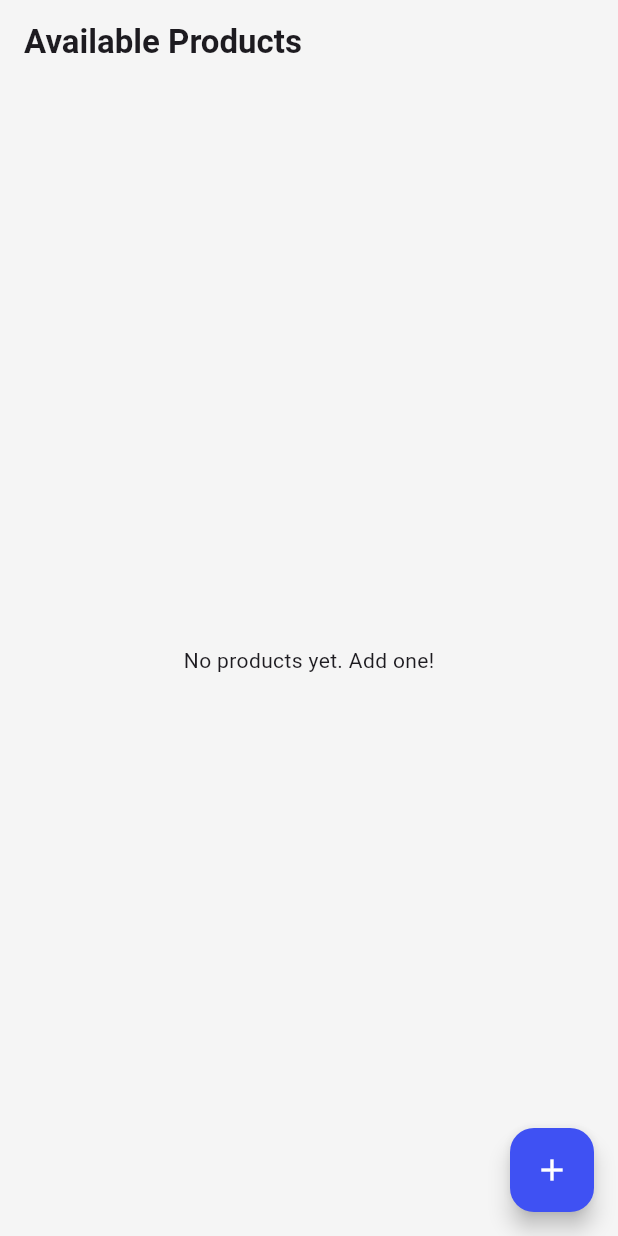
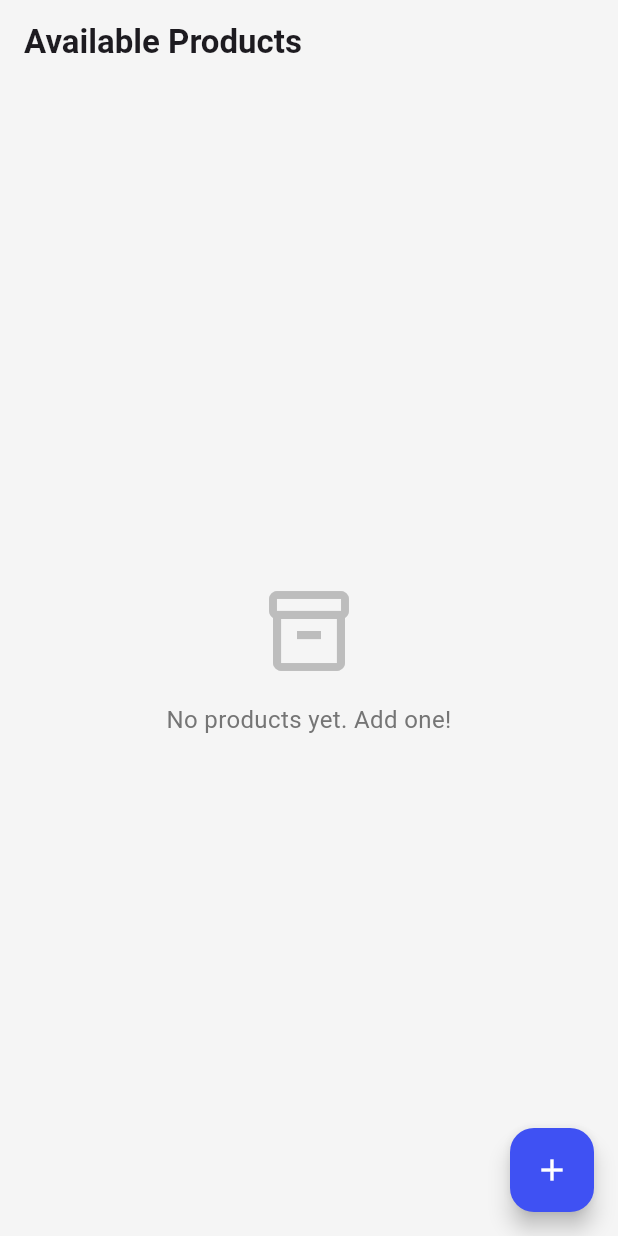
Before and after one commit to Geliladawit/2025-project-phase-mobile-tasks, a Flutter app: the AddEditProductScreen screen opened by its route, after a tap on "ADD PRODUCT", after a tap on the "arrow back ios new" icon, on a phone screen of 412 x 824 dp. Run offline on Flutter 3.47's test engine with Material 3 defaults, Android fonts, the phone set to English and light mode, and no system bars; our stand-ins replace dartz, equatable, internet_connection_checker, shared_preferences; accounts and stored records are empty; network calls fail.

Commit message:
refactor code organization and reusability

```diff
--- /dev/null
+++ b/on-boarding/Task_16/e_commerce/lib/core/constants/app_constants.dart
@@ -0,0 +1,45 @@
+import 'package:flutter/material.dart';
+
+/// Application-wide constants
+class AppConstants {
+  AppConstants._(); // Private constructor to prevent instantiation
+
+  // API Configuration
+  static const String apiBaseUrl = 'https://g5-flutter-learning-path-be.onrender.com/api/v1/products';
+
+  // Cache Keys
+  static const String cachedProductsKey = 'CACHED_PRODUCTS';
+
+  // Default Values
+  static const String defaultImageUrl = 'assets/images/DLS.png';
+
+  // App Colors
+  static const Color primaryColor = Color(0xFF3F51F3);
+  static const Color errorColor = Colors.red;
+  static const Color scaffoldBackgroundColor = Color(0xFFF5F5F5);
+  static const Color cardBackgroundColor = Colors.white;
+  static const Color imagePlaceholderColor = Color(0xFFF0EFEF);
+
+  // Spacing
+  static const double defaultPadding = 20.0;
+  static const double defaultSpacing = 15.0;
+  static const double cardSpacing = 20.0;
+
+  // Durations
+  static const Duration snackBarDuration = Duration(seconds: 3);
+
+  // Routes
+  static const String homeRoute = '/';
+  static const String detailsRoute = '/details';
+  static const String addEditRoute = '/add_edit';
+
+  // Messages
+  static const String noProductsMessage = 'No products yet. Add one!';
+  static const String loadingProductsError = 'Failed to load products. Showing cached data if available.';
+  static const String createProductError = 'Failed to create product. Please check your internet connection.';
+  static const String updateProductError = 'Failed to update product. Please check your internet connection.';
+  static const String deleteProductError = 'Failed to delete product. Please check your internet connection.';
+
+  // Validation Messages
+  static String getRequiredFieldMessage(String fieldName) => 'Please enter $fieldName';
+}
--- /dev/null
+++ b/on-boarding/Task_16/e_commerce/lib/core/utils/error_handler.dart
@@ -0,0 +1,60 @@
+import 'package:flutter/material.dart';
+import '../constants/app_constants.dart';
+
+/// Utility class for handling and displaying errors consistently across the app
+class ErrorHandler {
+  ErrorHandler._(); // Private constructor to prevent instantiation
+
+  /// Shows a standardized error snackbar
+  static void showErrorSnackBar(
+    BuildContext context, {
+    required String message,
+    Color? backgroundColor,
+    Duration? duration,
+  }) {
+    if (!context.mounted) return;
+
+    ScaffoldMessenger.of(context).showSnackBar(
+      SnackBar(
+        content: Text(message),
+        backgroundColor: backgroundColor ?? AppConstants.errorColor,
+        duration: duration ?? AppConstants.snackBarDuration,
+      ),
+    );
+  }
+
+  /// Shows a success snackbar
+  static void showSuccessSnackBar(
+    BuildContext context, {
+    required String message,
+    Duration? duration,
+  }) {
+    if (!context.mounted) return;
+
+    ScaffoldMessenger.of(context).showSnackBar(
+      SnackBar(
+        content: Text(message),
+        backgroundColor: Colors.green,
+        duration: duration ?? AppConstants.snackBarDuration,
+      ),
+    );
+  }
+
+  /// Handles errors from async operations with appropriate error messages
+  static void handleError(
+    BuildContext context,
+    dynamic error, {
+    String? customMessage,
+  }) {
+    String message;
+
+    if (customMessage != null) {
+      message = customMessage;
+    } else {
+      // Default error message based on error type
+      message = 'An error occurred. Please try again.';
+    }
+
+    showErrorSnackBar(context, message: message);
+  }
+}
--- /dev/null
+++ b/on-boarding/Task_16/e_commerce/lib/core/utils/route_helper.dart
@@ -0,0 +1,38 @@
+import 'package:flutter/material.dart';
+
+/// Utility class for creating consistent page routes with animations
+class RouteHelper {
+  RouteHelper._(); // Private constructor to prevent instantiation
+
+  /// Creates a slide transition route from right to left
+  static Route createSlideRoute(Widget page) {
+    return PageRouteBuilder(
+      pageBuilder: (context, animation, secondaryAnimation) => page,
+      transitionsBuilder: (context, animation, secondaryAnimation, child) {
+        const begin = Offset(1.0, 0.0);
+        const end = Offset.zero;
+        const curve = Curves.easeInOut;
+        final tween = Tween(begin: begin, end: end).chain(
+          CurveTween(curve: curve),
+        );
+        return SlideTransition(
+          position: animation.drive(tween),
+          child: child,
+        );
+      },
+    );
+  }
+
+  /// Creates a fade transition route
+  static Route createFadeRoute(Widget page) {
+    return PageRouteBuilder(
+      pageBuilder: (context, animation, secondaryAnimation) => page,
+      transitionsBuilder: (context, animation, secondaryAnimation, child) {
+        return FadeTransition(
+          opacity: animation,
+          child: child,
+        );
+      },
+    );
+  }
+}
--- /dev/null
+++ b/on-boarding/Task_16/e_commerce/lib/core/widgets/custom_button.dart
@@ -0,0 +1,58 @@
+import 'package:flutter/material.dart';
+import '../constants/app_constants.dart';
+
+/// Reusable custom button widget
+class CustomButton extends StatelessWidget {
+  final String text;
+  final VoidCallback? onPressed;
+  final bool isOutlined;
+  final Color? backgroundColor;
+  final Color? textColor;
+  final Color? borderColor;
+
+  const CustomButton({
+    super.key,
+    required this.text,
+    required this.onPressed,
+    this.isOutlined = false,
+    this.backgroundColor,
+    this.textColor,
+    this.borderColor,
+  });
+
+  @override
+  Widget build(BuildContext context) {
+    if (isOutlined) {
+      return OutlinedButton(
+        style: OutlinedButton.styleFrom(
+          padding: const EdgeInsets.symmetric(vertical: 16),
+          side: BorderSide(
+            color: borderColor ?? AppConstants.errorColor,
+          ),
+        ),
+        onPressed: onPressed,
+        child: Text(
+          text,
+          style: TextStyle(
+            color: textColor ?? borderColor ?? AppConstants.errorColor,
+          ),
+        ),
+      );
+    }
+
+    return ElevatedButton(
+      style: ElevatedButton.styleFrom(
+        backgroundColor: backgroundColor ?? AppConstants.primaryColor,
+        padding: const EdgeInsets.symmetric(vertical: 16),
+      ),
+      onPressed: onPressed,
+      child: Text(
+        text,
+        style: TextStyle(
+          color: textColor ?? Colors.white,
+          fontWeight: FontWeight.bold,
+        ),
+      ),
+    );
+  }
+}
--- /dev/null
+++ b/on-boarding/Task_16/e_commerce/lib/core/widgets/custom_text_field.dart
@@ -0,0 +1,44 @@
+import 'package:flutter/material.dart';
+import '../constants/app_constants.dart';
+
+/// Reusable custom text field widget
+class CustomTextField extends StatelessWidget {
+  final TextEditingController controller;
+  final String label;
+  final String hint;
+  final bool isNumber;
+  final int maxLines;
+  final String? Function(String?)? validator;
+
+  const CustomTextField({
+    super.key,
+    required this.controller,
+    required this.label,
+    required this.hint,
+    this.isNumber = false,
+    this.maxLines = 1,
+    this.validator,
+  });
+
+  @override
+  Widget build(BuildContext context) {
+    return TextFormField(
+      controller: controller,
+      keyboardType: isNumber ? TextInputType.number : TextInputType.text,
+      maxLines: maxLines,
+      decoration: InputDecoration(
+        labelText: label,
+        hintText: hint,
+        border: OutlineInputBorder(
+          borderRadius: BorderRadius.circular(12),
+        ),
+        filled: true,
+        fillColor: AppConstants.cardBackgroundColor,
+      ),
+      validator: validator ??
+          (value) => value == null || value.isEmpty
+              ? AppConstants.getRequiredFieldMessage(label)
+              : null,
+    );
+  }
+}
--- /dev/null
+++ b/on-boarding/Task_16/e_commerce/lib/core/widgets/empty_state_widget.dart
@@ -0,0 +1,46 @@
+import 'package:flutter/material.dart';
+
+/// Reusable empty state widget
+class EmptyStateWidget extends StatelessWidget {
+  final String message;
+  final IconData? icon;
+  final Widget? action;
+
+  const EmptyStateWidget({
+    super.key,
+    required this.message,
+    this.icon,
+    this.action,
+  });
+
+  @override
+  Widget build(BuildContext context) {
+    return Center(
+      child: Column(
+        mainAxisAlignment: MainAxisAlignment.center,
+        children: [
+          if (icon != null) ...[
+            Icon(
+              icon,
+              size: 64,
+              color: Colors.grey[400],
+            ),
+            const SizedBox(height: 16),
+          ],
+          Text(
+            message,
+            style: TextStyle(
+              color: Colors.grey[600],
+              fontSize: 16,
+            ),
+            textAlign: TextAlign.center,
+          ),
+          if (action != null) ...[
+            const SizedBox(height: 24),
+            action!,
+          ],
+        ],
+      ),
+    );
+  }
+}
--- a/on-boarding/Task_16/e_commerce/lib/features/product/data/datasources/product_remote_data_source.dart
+++ b/on-boarding/Task_16/e_commerce/lib/features/product/data/datasources/product_remote_data_source.dart
@@ -1,6 +1,7 @@
 import 'dart:convert';
 import 'package:http/http.dart' as http;
 
+import '../../../../core/constants/app_constants.dart';
 import '../../../../core/error/exception.dart';
 import '../models/product_model.dart';
 
@@ -17,7 +18,7 @@ class ProductRemoteDataSourceImpl implements ProductRemoteDataSource {
 
   ProductRemoteDataSourceImpl({required this.client});
 
-  static const String baseUrl = 'https://g5-flutter-learning-path-be.onrender.com/api/v1/products';
+  static const String baseUrl = AppConstants.apiBaseUrl;
 
   @override
   Future<List<ProductModel>> getAllProducts() async {
--- a/on-boarding/Task_16/e_commerce/lib/features/product/presentation/pages/add_edit_product_screen.dart
+++ b/on-boarding/Task_16/e_commerce/lib/features/product/presentation/pages/add_edit_product_screen.dart
@@ -1,5 +1,9 @@
 import 'package:flutter/material.dart';
+import '../../../../core/constants/app_constants.dart';
 import '../../../../core/injection.dart';
+import '../../../../core/utils/error_handler.dart';
+import '../../../../core/widgets/custom_button.dart';
+import '../../../../core/widgets/custom_text_field.dart';
 import '../../domain/entities/product.dart';
 
 class AddEditProductScreen extends StatefulWidget {
@@ -25,7 +29,9 @@ class _AddEditProductScreenState extends State<AddEditProductScreen> {
     _priceController = TextEditingController(text: widget.product?.price.toString() ?? '');
     _descController = TextEditingController(text: widget.product?.description ?? '');
     _categoryController = TextEditingController(text: widget.product?.category ?? '');
-    _imgController = TextEditingController(text: widget.product?.imageUrl ?? 'assets/images/DLS.png');
+    _imgController = TextEditingController(
+      text: widget.product?.imageUrl ?? AppConstants.defaultImageUrl,
+    );
   }
 
   @override
@@ -56,23 +62,16 @@ class _AddEditProductScreenState extends State<AddEditProductScreen> {
           await Injection.create.call(newProduct);
         }
 
-        if (mounted) {
-          Navigator.pop(context);
-        }
+        if (!mounted) return;
+        Navigator.pop(context);
       } catch (e) {
-        if (mounted) {
-          ScaffoldMessenger.of(context).showSnackBar(
-            SnackBar(
-              content: Text(
-                widget.product != null
-                  ? 'Failed to update product. Please check your internet connection.'
-                  : 'Failed to create product. Please check your internet connection.',
-              ),
-              backgroundColor: Colors.red,
-              duration: const Duration(seconds: 3),
-            ),
-          );
-        }
+        if (!mounted) return;
+        ErrorHandler.showErrorSnackBar(
+          context,
+          message: widget.product != null
+              ? AppConstants.updateProductError
+              : AppConstants.createProductError,
+        );
       }
     }
   }
@@ -89,25 +88,46 @@ class _AddEditProductScreenState extends State<AddEditProductScreen> {
         ),
       ),
       body: Padding(
-        padding: const EdgeInsets.all(20.0),
+        padding: const EdgeInsets.all(AppConstants.defaultPadding),
         child: Form(
           key: _formKey,
           child: ListView(
             children: [
-              _buildTextField(_nameController, "Name", "Enter product name"),
-              const SizedBox(height: 15),
-              _buildTextField(_categoryController, "Category", "e.g. Men's Shoe"),
-              const SizedBox(height: 15),
-              _buildTextField(_priceController, "Price", "0.00", isNumber: true),
-              const SizedBox(height: 15),
-              _buildTextField(_descController, "Description", "Enter details...", maxLines: 4),
-              const SizedBox(height: 15),
-              _buildTextField(_imgController, "Image URL", "Paste image link"),
+              CustomTextField(
+                controller: _nameController,
+                label: "Name",
+                hint: "Enter product name",
+              ),
+              const SizedBox(height: AppConstants.defaultSpacing),
+              CustomTextField(
+                controller: _categoryController,
+                label: "Category",
+                hint: "e.g. Men's Shoe",
+              ),
+              const SizedBox(height: AppConstants.defaultSpacing),
+              CustomTextField(
+                controller: _priceController,
+                label: "Price",
+                hint: "0.00",
+                isNumber: true,
+              ),
+              const SizedBox(height: AppConstants.defaultSpacing),
+              CustomTextField(
+                controller: _descController,
+                label: "Description",
+                hint: "Enter details...",
+                maxLines: 4,
+              ),
+              const SizedBox(height: AppConstants.defaultSpacing),
+              CustomTextField(
+                controller: _imgController,
+                label: "Image URL",
+                hint: "Paste image link",
+              ),
               const SizedBox(height: 30),
-              ElevatedButton(
+              CustomButton(
+                text: isEditing ? "UPDATE PRODUCT" : "ADD PRODUCT",
                 onPressed: _saveForm,
-                style: ElevatedButton.styleFrom(backgroundColor: const Color(0xFF3F51F3), padding: const EdgeInsets.symmetric(vertical: 16)),
-                child: Text(isEditing ? "UPDATE PRODUCT" : "ADD PRODUCT", style: const TextStyle(color: Colors.white, fontWeight: FontWeight.bold)),
               ),
             ],
           ),
@@ -115,15 +135,4 @@ class _AddEditProductScreenState extends State<AddEditProductScreen> {
       ),
     );
   }
-
-  Widget _buildTextField(TextEditingController controller, String label, String hint, {bool isNumber = false, int maxLines = 1}) {
-    return TextFormField(
-      controller: controller,
-      keyboardType: isNumber ? TextInputType.number : TextInputType.text,
-      maxLines: maxLines,
-      decoration: InputDecoration(
-        labelText: label, hintText: hint, border: OutlineInputBorder(borderRadius: BorderRadius.circular(12)), filled: true, fillColor: Colors.white),
-      validator: (value) => value == null || value.isEmpty ? 'Please enter $label' : null,
-    );
-  }
 }
--- a/on-boarding/Task_16/e_commerce/lib/main.dart
+++ b/on-boarding/Task_16/e_commerce/lib/main.dart
@@ -1,9 +1,12 @@
 import 'package:flutter/material.dart';
+import 'core/constants/app_constants.dart';
+import 'core/injection.dart';
+import 'core/utils/route_helper.dart';
 import 'features/product/domain/entities/product.dart';
 import 'features/product/presentation/pages/add_edit_product_screen.dart';
 import 'features/product/presentation/pages/home_screen.dart';
 import 'features/product/presentation/pages/product_detail_screen.dart';
-import 'package:e_commerce/core/injection.dart';
+
 void main() async {
   WidgetsFlutterBinding.ensureInitialized();
   await Injection.init();
@@ -19,38 +22,29 @@ class EcommerceApp extends StatelessWidget {
       debugShowCheckedModeBanner: false,
       title: 'Shoe Shop',
       theme: ThemeData(
-        scaffoldBackgroundColor: const Color(0xFFF5F5F5),
+        scaffoldBackgroundColor: AppConstants.scaffoldBackgroundColor,
         primarySwatch: Colors.blue,
         useMaterial3: true,
       ),
-      initialRoute: '/',
+      initialRoute: AppConstants.homeRoute,
       onGenerateRoute: (settings) {
         switch (settings.name) {
-          case '/':
+          case AppConstants.homeRoute:
             return MaterialPageRoute(builder: (_) => const HomeScreen());
-          case '/details':
+          case AppConstants.detailsRoute:
             final product = settings.arguments as Product;
-            return _createRoute(ProductDetailScreen(product: product));
-          case '/add_edit':
+            return RouteHelper.createSlideRoute(
+              ProductDetailScreen(product: product),
+            );
+          case AppConstants.addEditRoute:
             final product = settings.arguments as Product?;
-            return _createRoute(AddEditProductScreen(product: product));
+            return RouteHelper.createSlideRoute(
+              AddEditProductScreen(product: product),
+            );
           default:
             return null;
         }
       },
     );
   }
-
-  Route _createRoute(Widget page) {
-    return PageRouteBuilder(
-      pageBuilder: (context, animation, secondaryAnimation) => page,
-      transitionsBuilder: (context, animation, secondaryAnimation, child) {
-        const begin = Offset(1.0, 0.0);
-        const end = Offset.zero;
-        const curve = Curves.easeInOut;
-        var tween = Tween(begin: begin, end: end).chain(CurveTween(curve: curve));
-        return SlideTransition(position: animation.drive(tween), child: child);
-      },
-    );
-  }
 }
```
Also changed, not shown: on-boarding/Task_16/e_commerce/lib/core/constants/app_decor.dart (deleted, +0 -14 lines), on-boarding/Task_16/e_commerce/lib/core/utils/product_mapper.dart (added, +38 -0 lines), on-boarding/Task_16/e_commerce/lib/core/widgets/loading_indicator.dart (added, +33 -0 lines), on-boarding/Task_16/e_commerce/lib/features/product/data/datasources/product_local_data_source.dart (+3 -4 lines), on-boarding/Task_16/e_commerce/lib/features/product/data/repositories/product_repository_impl.dart (+3 -17 lines), on-boarding/Task_16/e_commerce/lib/features/product/presentation/pages/home_screen.dart (+25 -14 lines), on-boarding/Task_16/e_commerce/lib/features/product/presentation/pages/product_detail_screen.dart (+77 -23 lines), on-boarding/Task_16/e_commerce/lib/features/product/presentation/widgets/product_card.dart (+29 -6 lines).
